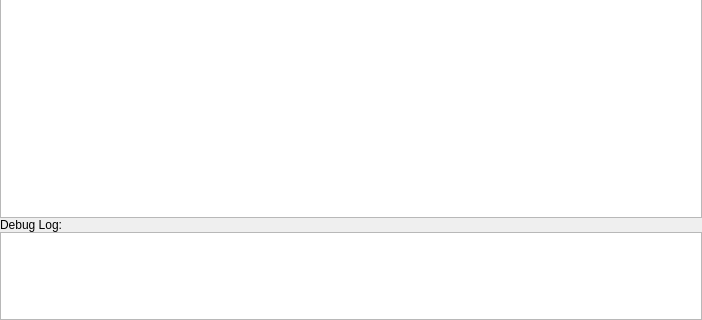
Above: interface/ui/ScriptEditorWidget.ui from vircadia/vircadia-native-core before the change; both pictures show x 0 to 702 and y 223 to 543 of the 702 by 543 pixel window. Below: the same form after it.
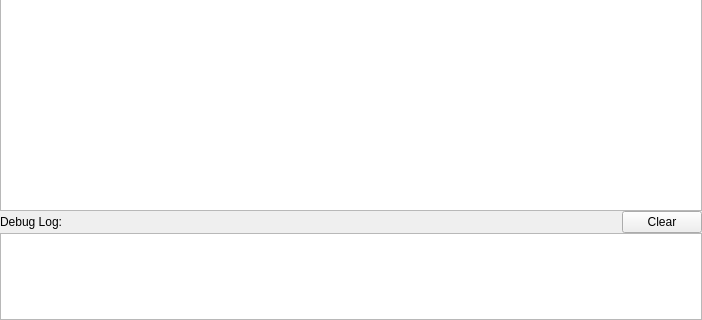
That is the form after the change.

Commit message: ScriptEditor: Syntax highlighting update

The edit to the form file:
```diff
--- a/interface/ui/ScriptEditorWidget.ui
+++ b/interface/ui/ScriptEditorWidget.ui
@@ -68,17 +68,52 @@
      </widget>
     </item>
     <item>
-     <widget class="QLabel" name="label">
-      <property name="text">
-       <string>Debug Log:</string>
+     <layout class="QHBoxLayout" name="horizontalLayout">
+      <property name="spacing">
+       <number>0</number>
       </property>
-     </widget>
+      <property name="leftMargin">
+       <number>0</number>
+      </property>
+      <property name="topMargin">
+       <number>0</number>
+      </property>
+      <item>
+       <widget class="QLabel" name="label">
+        <property name="sizePolicy">
+         <sizepolicy hsizetype="Expanding" vsizetype="Preferred">
+          <horstretch>0</horstretch>
+          <verstretch>0</verstretch>
+         </sizepolicy>
+        </property>
+        <property name="text">
+         <string>Debug Log:</string>
+        </property>
+       </widget>
+      </item>
+      <item>
+       <widget class="QPushButton" name="clearButton">
+        <property name="text">
+         <string>Clear</string>
+        </property>
+        <property name="iconSize">
+         <size>
+          <width>16</width>
+          <height>16</height>
+         </size>
+        </property>
+       </widget>
+      </item>
+     </layout>
     </item>
     <item>
      <widget class="QPlainTextEdit" name="plainTextEdit">
       <property name="styleSheet">
        <string notr="true">font: 8pt &quot;Courier&quot;;</string>
       </property>
+      <property name="readOnly">
+       <bool>true</bool>
+      </property>
      </widget>
     </item>
    </layout>
```
Left out of the diff: 23 changed lines with no effect on the pictures. The commit also changes 3 other files.
